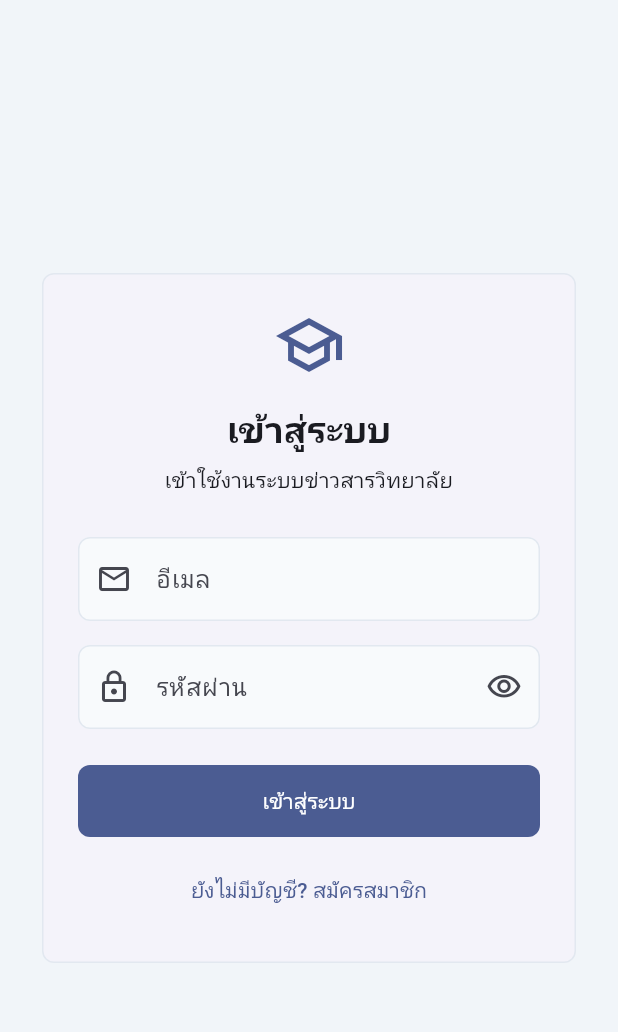
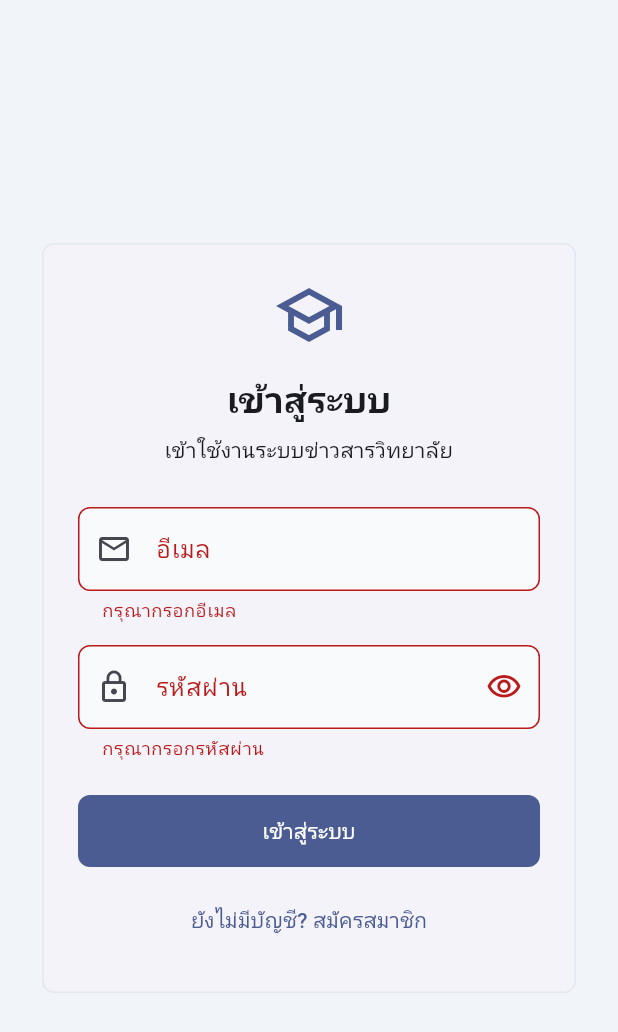
Before and after one commit to PakinB/flutter_college_news_app, a Flutter app: the screen it shows after launch, after a tap on "เข้าสู่ระบบ", on a phone screen of 412 x 824 dp. Shown: the top 1032 px of the screen. Run offline on Flutter 3.47's test engine with Material 3 defaults, Android fonts, the phone set to English and light mode, and no system bars.

Commit message:
rollback code

```diff
--- a/lib/api_config.dart
+++ /dev/null
@@ -1,10 +0,0 @@
-const _configuredApiBaseUrl = String.fromEnvironment('API_BASE_URL');
-
-String get apiBaseUrl {
-  if (_configuredApiBaseUrl.isNotEmpty) {
-    return _configuredApiBaseUrl;
-  }
-
-  final host = Uri.base.host.isNotEmpty ? Uri.base.host : 'localhost';
-  return 'http://$host/flutter_college_news/php_api';
-}
--- a/lib/login.dart
+++ b/lib/login.dart
@@ -2,8 +2,10 @@ import 'package:flutter/material.dart';
 import 'package:flutter_booking/dashboard.dart';
 import 'package:http/http.dart' as http;
 import 'dart:convert';
-import 'api_config.dart';
 import 'register.dart';
+
+const _loginApiUrl =
+    'https://localhost/flutter_college_news_app/php_api/auth/login.php';
 
 class LoginPage extends StatefulWidget {
   const LoginPage({super.key});
@@ -26,16 +28,20 @@ class _LoginPageState extends State<LoginPage> {
   }
 
   Future _login() async {
-    var url = Uri.parse("$apiBaseUrl/auth/login.php");
+    if (!_formKey.currentState!.validate()) return;
+
+    var url = Uri.parse(_loginApiUrl);
 
     var response = await http.post(
       url,
-      headers: {"Content-Type": "text/plain; charset=UTF-8"},
+      headers: {"Content-Type": "application/json; charset=UTF-8"},
       body: jsonEncode({
-        "email": _emailController.text,
+        "email": _emailController.text.trim(),
         "password": _passwordController.text,
       }),
     );
+
+    if (!mounted) return;
 
     if (response.statusCode == 200) {
       final data = jsonDecode(response.body);
@@ -53,15 +59,14 @@ class _LoginPageState extends State<LoginPage> {
           ),
         );
       }
+    } else {
+      ScaffoldMessenger.of(context).showSnackBar(
+        SnackBar(
+          content: Text("Login failed: ${response.statusCode}"),
+          backgroundColor: Colors.red,
+        ),
+      );
     }
-  }
-
-  void login() {
-    if (!_formKey.currentState!.validate()) return;
-
-    Navigator.of(
-      context,
-    ).pushReplacement(MaterialPageRoute(builder: (_) => DashboardPage()));
   }
 
   void _openRegister() {
@@ -89,7 +94,7 @@ class _LoginPageState extends State<LoginPage> {
                 child: Padding(
                   padding: const EdgeInsets.all(24),
                   child: Form(
-                    // key: _formKey,
+                    key: _formKey,
                     child: Column(
                       mainAxisSize: MainAxisSize.min,
                       crossAxisAlignment: CrossAxisAlignment.stretch,
```
Also changed, not shown: lib/register.dart (+9 -5 lines).
